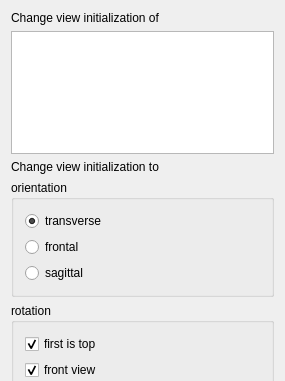
Qt form Plugins/org.mitk.gui.qt.examples/src/internal/viewinitialization/QmitkViewInitializationViewControls.ui (MITK/MITK) before a commit; both pictures show x 0 to 285 and y 0 to 381 of the 285 by 741 pixel window.
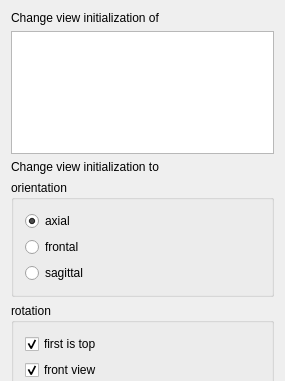
The same form after that commit.

Commit message:
Replaced "Transversal" by "Axial".
Public interface still works with "Transversal".

Diff of the .ui file:
```diff
--- a/Plugins/org.mitk.gui.qt.examples/src/internal/viewinitialization/QmitkViewInitializationViewControls.ui
+++ b/Plugins/org.mitk.gui.qt.examples/src/internal/viewinitialization/QmitkViewInitializationViewControls.ui
@@ -63,7 +63,7 @@
       <item>
        <widget class="QRadioButton" name="rbTransversal" >
         <property name="text" >
-         <string>transverse</string>
+         <string>axial</string>
         </property>
         <property name="checked" >
          <bool>true</bool>
```
Left out of the diff: 2 changed lines with no effect on the pictures. The commit also changes 82 other files.
